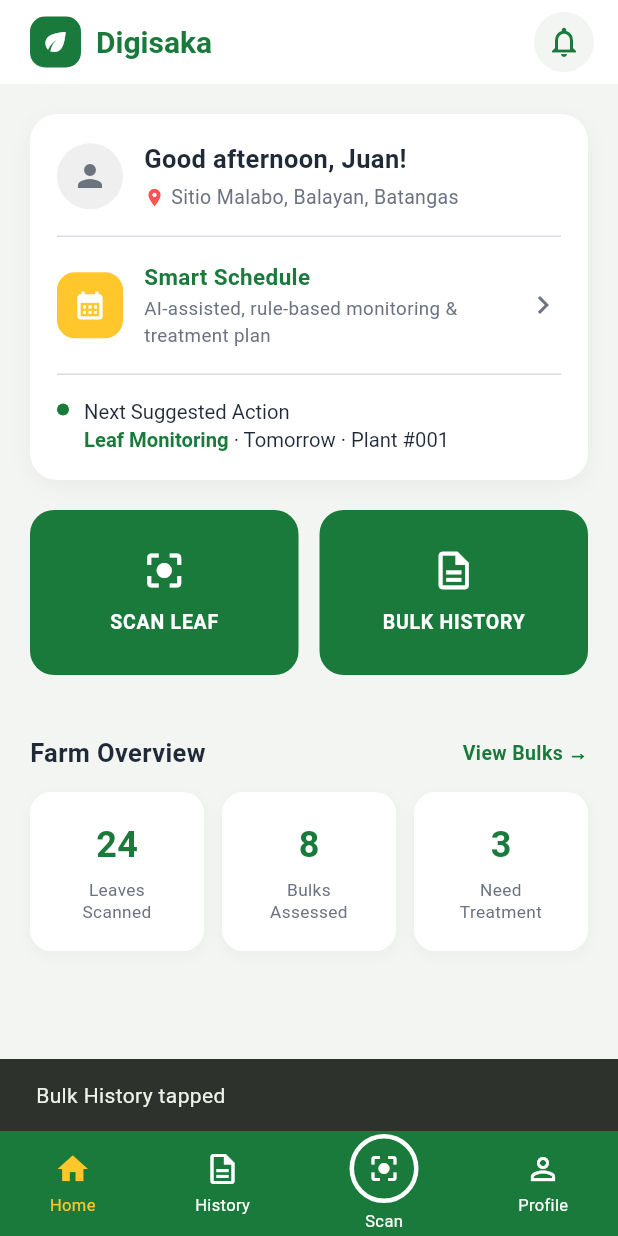
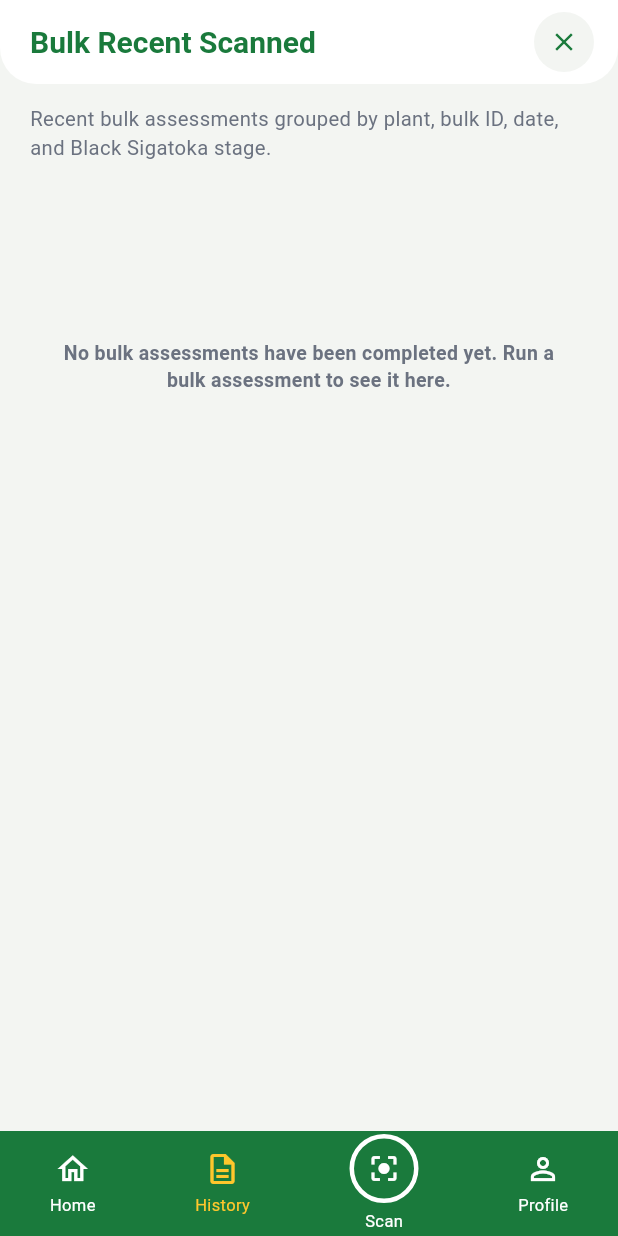
Before and after one commit to zeraus00/digisaka, a Flutter app: the screen it shows after launch, after a tap on "LOGIN", after a tap on "Forgot Access?", after a tap on "BULK HISTORY", on a phone screen of 412 x 824 dp. Run offline on Flutter 3.47's test engine with Material 3 defaults, Android fonts, the phone set to English and light mode, and no system bars; our stand-ins replace image_picker.

Commit message:
feat: complete mobile app implementation

```diff
--- /dev/null
+++ b/mobile/lib/features/auth/presentation/pages/History.dart
@@ -0,0 +1,264 @@
+import 'package:flutter/material.dart';
+import '../../../../core/theme/app_colors.dart';
+import 'leaf_scan.dart';
+import 'profile.dart';
+
+/// Simple model for one bulk record (replace with your real data later).
+class BulkRecord {
+  final String name;
+  final String date;
+  final int leavesScanned;
+  final String status;
+
+  const BulkRecord({
+    required this.name,
+    required this.date,
+    required this.leavesScanned,
+    required this.status,
+  });
+}
+
+class HistoryScreen extends StatefulWidget {
+  const HistoryScreen({super.key});
+
+  @override
+  State<HistoryScreen> createState() => _HistoryScreenState();
+}
+
+class _HistoryScreenState extends State<HistoryScreen> {
+  // History is the selected tab on this page.
+  final int _selectedTab = 1;
+
+  // Empty for now -> shows the "no bulk assessments" message.
+  // Fill this list with real data later.
+  final List<BulkRecord> _records = [];
+
+  // FIX: replace this screen instead of stacking a new one on top.
+  void _goToLeafScan() {
+    Navigator.of(context).pushReplacement(
+      MaterialPageRoute(builder: (_) => const LeafScanScreen()),
+    );
+  }
+
+  // FIX: replace this screen instead of stacking a new one on top.
+  void _goToProfile() {
+    Navigator.of(context).pushReplacement(
+      MaterialPageRoute(builder: (_) => const ProfileScreen()),
+    );
+  }
+
+  // FIX: always return to the first route (Home), no matter how deep
+  // the navigation stack is.
+  void _goHome() {
+    Navigator.of(context).popUntil((route) => route.isFirst);
+  }
+
+  @override
+  Widget build(BuildContext context) {
+    return Scaffold(
+      backgroundColor: const Color(0xFFF3F5F2),
+      appBar: _buildAppBar(),
+      body: SafeArea(
+        top: false,
+        child: Padding(
+          padding: const EdgeInsets.fromLTRB(20, 14, 20, 20),
+          child: Column(
+            crossAxisAlignment: CrossAxisAlignment.start,
+            children: [
+              const Text(
+                'Recent bulk assessments grouped by plant, bulk ID, date, and Black Sigatoka stage.',
+                style: TextStyle(
+                  fontSize: 13.5,
+                  color: AppColors.textGrey,
+                  height: 1.4,
+                ),
+              ),
+              Expanded(
+                child: _records.isEmpty ? _buildEmptyState() : _buildList(),
+              ),
+            ],
+          ),
+        ),
+      ),
+      bottomNavigationBar: _buildBottomNav(),
+    );
+  }
+
+  /// Top bar: "Bulk Recent Scanned" title on the left, close (X) button on the right.
+  PreferredSizeWidget _buildAppBar() {
+    return AppBar(
+      backgroundColor: AppColors.white,
+      elevation: 0,
+      automaticallyImplyLeading: false,
+      titleSpacing: 20,
+      shape: const RoundedRectangleBorder(
+        borderRadius: BorderRadius.vertical(bottom: Radius.circular(24)),
+      ),
+      title: const Text(
+        'Bulk Recent Scanned',
+        style: TextStyle(
+          color: AppColors.primaryGreen,
+          fontSize: 20,
+          fontWeight: FontWeight.bold,
+        ),
+      ),
+      actions: [
+        Padding(
+          padding: const EdgeInsets.only(right: 16),
+          child: CircleAvatar(
+            radius: 20,
+            backgroundColor: const Color(0xFFF3F5F2),
+            child: IconButton(
+              icon: const Icon(Icons.close, color: AppColors.primaryGreen, size: 20),
+              onPressed: _goHome,
+            ),
+          ),
+        ),
+      ],
+    );
+  }
+
+  /// Centered message shown when there are no bulk assessments yet.
+  Widget _buildEmptyState() {
+    return const Align(
+      alignment: Alignment(0, -0.6),
+      child: Padding(
+        padding: EdgeInsets.symmetric(horizontal: 10),
+        child: Text(
+          'No bulk assessments have been completed yet. Run a bulk assessment to see it here.',
+          textAlign: TextAlign.center,
+          style: TextStyle(
+            fontSize: 13,
+            fontWeight: FontWeight.bold,
+            color: AppColors.textGrey,
+            height: 1.4,
+          ),
+        ),
+      ),
+    );
+  }
+
+  /// Simple list used once there are records.
+  Widget _buildList() {
+    return ListView.separated(
+      padding: const EdgeInsets.only(top: 16),
+      itemCount: _records.length,
+      separatorBuilder: (_, __) => const SizedBox(height: 12),
+      itemBuilder: (_, i) {
+        final r = _records[i];
+        return Container(
+          padding: const EdgeInsets.all(16),
+          decoration: BoxDecoration(
+            color: AppColors.white,
+            borderRadius: BorderRadius.circular(16),
+          ),
+          child: Row(
+            children: [
+              Expanded(
+                child: Column(
+                  crossAxisAlignment: CrossAxisAlignment.start,
+                  children: [
+                    Text(
+                      r.name,
+                      style: const TextStyle(
+                        fontSize: 15,
+                        fontWeight: FontWeight.bold,
+                        color: AppColors.textDark,
+                      ),
+                    ),
+                    const SizedBox(height: 3),
+                    Text(
+                      '${r.date} · ${r.leavesScanned} leaves',
+                      style: const TextStyle(fontSize: 12.5, color: AppColors.textGrey),
+                    ),
+                  ],
+                ),
+              ),
+              Text(
+                r.status,
+                style: const TextStyle(
+                  fontSize: 12,
+                  fontWeight: FontWeight.w600,
+                  color: AppColors.primaryGreen,
+                ),
+              ),
+            ],
+          ),
+        );
+      },
+    );
+  }
+
+  /// Same bottom nav as Home, with History highlighted.
+  Widget _buildBottomNav() {
+    return BottomAppBar(
+      color: AppColors.primaryGreen,
+      height: 70,
+      padding: EdgeInsets.zero,
+      shape: const CircularNotchedRectangle(),
+      notchMargin: 8,
+      child: Row(
+        mainAxisAlignment: MainAxisAlignment.spaceAround,
+        children: [
+          _buildNavItem(icon: Icons.home_outlined, label: 'Home', index: 0, onTap: _goHome),
+          _buildNavItem(icon: Icons.description_outlined, label: 'History', index: 1),
+          _buildScanNavItem(),
+          _buildNavItem(
+            icon: Icons.person_outline,
+            label: 'Profile',
+            index: 3,
+            onTap: _goToProfile,
+          ),
+        ],
+      ),
+    );
+  }
+
+  Widget _buildNavItem({
+    required IconData icon,
+    required String label,
+    required int index,
+    VoidCallback? onTap,
+  }) {
+    final bool isSelected = _selectedTab == index;
+    final Color color = isSelected ? AppColors.accentYellow : AppColors.white;
+
+    return InkWell(
+      onTap: onTap,
+      child: Column(
+        mainAxisSize: MainAxisSize.min,
+        children: [
+          Icon(icon, color: color, size: 24),
+          const SizedBox(height: 4),
+          Text(label, style: TextStyle(color: color, fontSize: 11)),
+        ],
+      ),
+    );
+  }
+
+  Widget _buildScanNavItem() {
+    return InkWell(
+      onTap: _goToLeafScan,
+      child: Column(
+        mainAxisSize: MainAxisSize.min,
+        children: [
+          Container(
+            height: 46,
+            width: 46,
+            decoration: BoxDecoration(
+              color: AppColors.primaryGreen,
+              shape: BoxShape.circle,
+              border: Border.all(color: AppColors.white, width: 3),
+            ),
+            child: const Icon(Icons.center_focus_strong, color: AppColors.white, size: 22),
+          ),
+          const SizedBox(height: 4),
+          const Text(
+            'Scan',
+            style: TextStyle(color: AppColors.white, fontSize: 11),
+          ),
+        ],
+      ),
+    );
+  }
+}
--- a/mobile/lib/features/auth/presentation/pages/HomeScreen.dart
+++ b/mobile/lib/features/auth/presentation/pages/HomeScreen.dart
@@ -3,6 +3,7 @@
 import 'leaf_scan.dart';
 import 'profile.dart';
 import 'notification.dart';
+import 'History.dart';
 
 class HomeScreen extends StatefulWidget {
   const HomeScreen({super.key});
@@ -12,10 +13,10 @@
 }
 
 class _HomeScreenState extends State<HomeScreen> {
-  // Which bottom nav tab is currently selected. 2 = Scan (the center one).
+
   int _selectedTab = 0;
 
-  // TODO: Replace with the real logged-in user's name later.
+
   final String _userName = 'Juan';
   final String _location = 'Sitio Malabo, Balayan, Batangas';
 
@@ -38,6 +39,12 @@
   void _goToNotifications() {
     Navigator.of(context).push(
       MaterialPageRoute(builder: (_) => const NotificationsScreen()),
+    );
+  }
+
+  void _goToHistory() {
+    Navigator.of(context).push(
+      MaterialPageRoute(builder: (_) => const HistoryScreen()),
     );
   }
 
@@ -275,7 +282,7 @@
           child: _buildActionButton(
             icon: Icons.description_outlined,
             label: 'BULK HISTORY',
-            onTap: () => _showMessage('Bulk History tapped'),
+            onTap: _goToHistory,
           ),
         ),
       ],
@@ -331,7 +338,7 @@
           ),
         ),
         GestureDetector(
-          onTap: () => _showMessage('View Bulks tapped'),
+          onTap: _goToHistory,
           child: const Text(
             'View Bulks →',
             style: TextStyle(
@@ -405,7 +412,12 @@
         mainAxisAlignment: MainAxisAlignment.spaceAround,
         children: [
           _buildNavItem(icon: Icons.home, label: 'Home', index: 0),
-          _buildNavItem(icon: Icons.description_outlined, label: 'History', index: 1),
+          _buildNavItem(
+            icon: Icons.description_outlined,
+            label: 'History',
+            index: 1,
+            onTap: _goToHistory,
+          ),
           _buildScanNavItem(),
           _buildNavItem(
             icon: Icons.person_outline,
```
Also changed, not shown: mobile/lib/features/auth/presentation/pages/leaf_scan.dart (+9 -4 lines), mobile/lib/features/auth/presentation/pages/profile.dart (+94 -6 lines).
